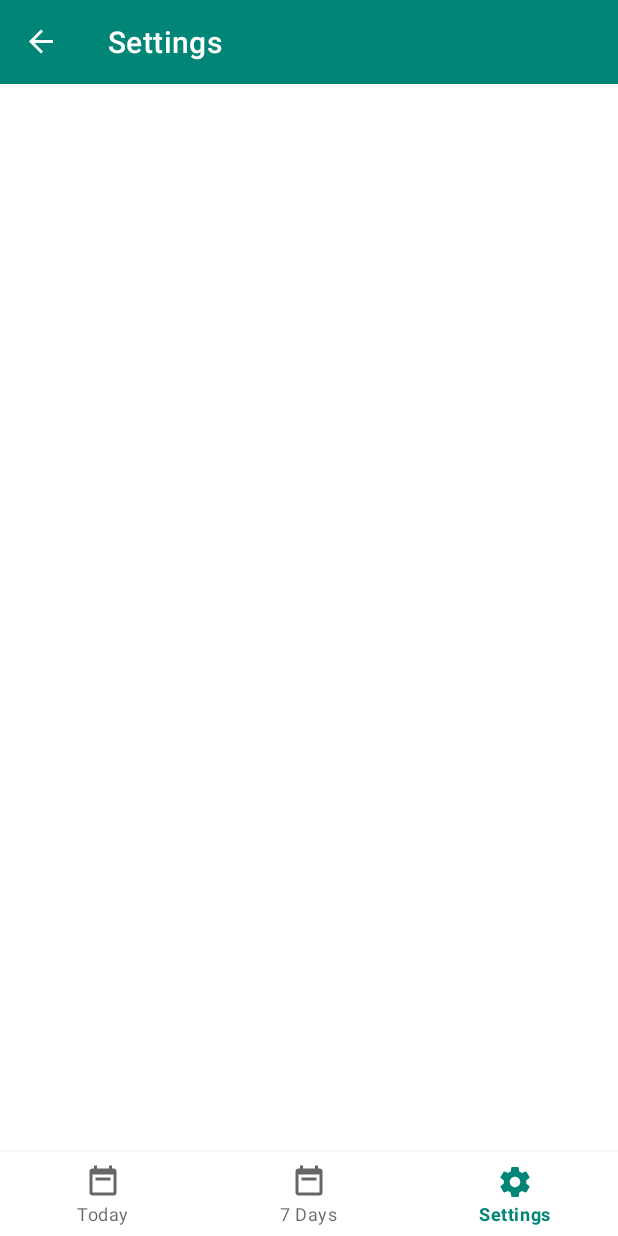
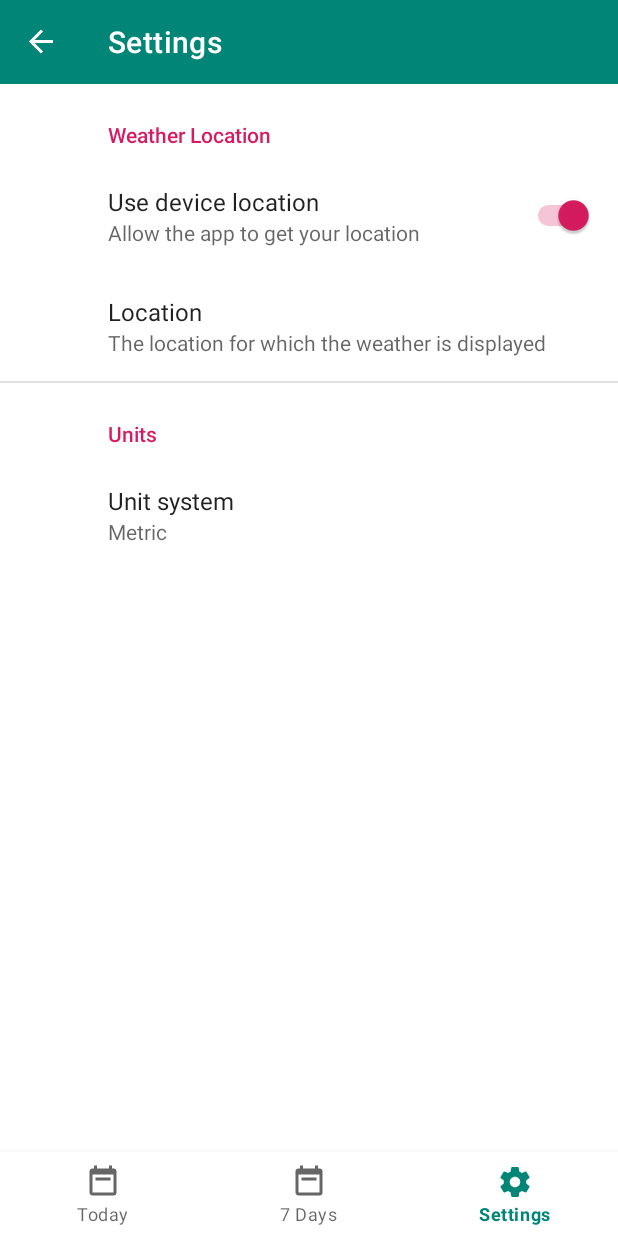
Before and after one commit to OganBelema/ForecastMVVM, an Android app: the screen it shows after launch (MainActivity), item 3 of the bottom bar chosen, on a phone screen of 412 x 824 dp. Run offline under Robolectric (Android 15) with nearby library versions, the phone set to English and light mode, and no system bars; our stand-ins replace androidx.preference, navigation-ui; libraries missing offline, so code that uses them is left out: com.jakewharton.threetenabp, org.kodein.di; pictures from the network do not load; 4 statements that could not run were skipped.

Commit message:
Add Settings for Unit - Create xml value file for preference screen - Add the preferences to the file - Create value file for value and entry string-array - Create helper class to store unit preference in a shared preference - Add preference in settings fragment - set the title of settings fragment toolbar - Refactor current view model and it's factory to use helper unit provider class - Add dependency injection for unit provider class in application class

```diff
--- a/app/src/main/java/com/oganbelema/forecastmvvm/ForecastApplication.kt
+++ b/app/src/main/java/com/oganbelema/forecastmvvm/ForecastApplication.kt
@@ -1,9 +1,12 @@
 package com.oganbelema.forecastmvvm
 
 import android.app.Application
+import android.preference.PreferenceManager
 import com.jakewharton.threetenabp.AndroidThreeTen
 import com.oganbelema.forecastmvvm.data.database.ForecastDatabase
 import com.oganbelema.forecastmvvm.data.network.*
+import com.oganbelema.forecastmvvm.data.provider.UnitProvider
+import com.oganbelema.forecastmvvm.data.provider.UnitProviderImpl
 import com.oganbelema.forecastmvvm.data.repository.ForecastRepository
 import com.oganbelema.forecastmvvm.data.repository.ForecastRepositoryImpl
 import com.oganbelema.forecastmvvm.ui.weather.current.CurrentWeatherViewModelFactory
@@ -26,11 +29,15 @@ class ForecastApplication : Application(), KodeinAware {
         bind() from singleton { ApixuWeatherApiService(instance()) }
         bind<WeatherNetworkDataSource>() with singleton { WeatherNetworkDataSourceImpl(instance()) }
         bind<ForecastRepository>() with singleton { ForecastRepositoryImpl(instance(), instance()) }
-        bind() from provider { CurrentWeatherViewModelFactory(instance()) }
+        bind<UnitProvider>() with singleton { UnitProviderImpl(instance()) }
+        bind() from provider { CurrentWeatherViewModelFactory(instance(), instance()) }
     }
 
     override fun onCreate() {
         super.onCreate()
         AndroidThreeTen.init(this)
+
+        //sets the values for the shared preferences to default but on;y if user has not selected a value
+        PreferenceManager.setDefaultValues(this, R.xml.preferences, false)
     }
 }
--- /dev/null
+++ b/app/src/main/java/com/oganbelema/forecastmvvm/data/provider/UnitProvider.kt
@@ -0,0 +1,7 @@
+package com.oganbelema.forecastmvvm.data.provider
+
+import com.oganbelema.forecastmvvm.internal.UnitSystem
+
+interface UnitProvider {
+    fun getUnitSystem(): UnitSystem
+}
--- /dev/null
+++ b/app/src/main/java/com/oganbelema/forecastmvvm/data/provider/UnitProviderImpl.kt
@@ -0,0 +1,21 @@
+package com.oganbelema.forecastmvvm.data.provider
+
+import android.content.Context
+import android.content.SharedPreferences
+import android.preference.PreferenceManager
+import com.oganbelema.forecastmvvm.internal.UnitSystem
+
+const val UNIT_SYSTEM = "UNIT_SYSTEM"
+
+class UnitProviderImpl(context: Context) : UnitProvider {
+
+    private val appContext = context.applicationContext
+
+    private val preferences: SharedPreferences
+    get() = PreferenceManager.getDefaultSharedPreferences(appContext)
+
+    override fun getUnitSystem(): UnitSystem {
+        val selectedName = preferences.getString(UNIT_SYSTEM, UnitSystem.METRIC.name)
+        return UnitSystem.valueOf(selectedName!!)
+    }
+}
--- a/app/src/main/java/com/oganbelema/forecastmvvm/ui/settings/SettingsFragment.kt
+++ b/app/src/main/java/com/oganbelema/forecastmvvm/ui/settings/SettingsFragment.kt
@@ -1,11 +1,20 @@
 package com.oganbelema.forecastmvvm.ui.settings
 
 import android.os.Bundle
+import androidx.appcompat.app.AppCompatActivity
 import androidx.preference.PreferenceFragmentCompat
+import com.oganbelema.forecastmvvm.R
 
 class SettingsFragment: PreferenceFragmentCompat() {
 
     override fun onCreatePreferences(savedInstanceState: Bundle?, rootKey: String?) {
+        addPreferencesFromResource(R.xml.preferences)
+    }
 
+
+    override fun onActivityCreated(savedInstanceState: Bundle?) {
+        super.onActivityCreated(savedInstanceState)
+        (activity as? AppCompatActivity)?.supportActionBar?.title = "Settings"
+        (activity as? AppCompatActivity)?.supportActionBar?.subtitle = null
     }
 }
--- a/app/src/main/java/com/oganbelema/forecastmvvm/ui/weather/current/CurrentWeatherViewModel.kt
+++ b/app/src/main/java/com/oganbelema/forecastmvvm/ui/weather/current/CurrentWeatherViewModel.kt
@@ -1,14 +1,16 @@
 package com.oganbelema.forecastmvvm.ui.weather.current
 
 import androidx.lifecycle.ViewModel
+import com.oganbelema.forecastmvvm.data.provider.UnitProvider
 import com.oganbelema.forecastmvvm.data.repository.ForecastRepository
 import com.oganbelema.forecastmvvm.internal.UnitSystem
 import com.oganbelema.forecastmvvm.internal.lazyDeferred
 
 class CurrentWeatherViewModel(
-    private val forecastRepository: ForecastRepository
+    private val forecastRepository: ForecastRepository,
+    unitProvider: UnitProvider
 ) : ViewModel() {
-    private val unitSystem = UnitSystem.METRIC //get fron settings later
+    private val unitSystem = unitProvider.getUnitSystem()
 
     val isMetric: Boolean
         get() = unitSystem == UnitSystem.METRIC
--- a/app/src/main/java/com/oganbelema/forecastmvvm/ui/weather/current/CurrentWeatherViewModelFactory.kt
+++ b/app/src/main/java/com/oganbelema/forecastmvvm/ui/weather/current/CurrentWeatherViewModelFactory.kt
@@ -2,14 +2,16 @@ package com.oganbelema.forecastmvvm.ui.weather.current
 
 import androidx.lifecycle.ViewModel
 import androidx.lifecycle.ViewModelProvider
+import com.oganbelema.forecastmvvm.data.provider.UnitProvider
 import com.oganbelema.forecastmvvm.data.repository.ForecastRepository
 
 class CurrentWeatherViewModelFactory(
-    private val forecastRepository: ForecastRepository
+    private val forecastRepository: ForecastRepository,
+    private val unitProvider: UnitProvider
 ): ViewModelProvider.Factory {
 
     @Suppress("UNCHECKED_CAST")
     override fun <T : ViewModel?> create(modelClass: Class<T>): T {
-        return CurrentWeatherViewModel(forecastRepository) as T
+        return CurrentWeatherViewModel(forecastRepository, unitProvider) as T
     }
 }
--- /dev/null
+++ b/app/src/main/res/values/arrays.xml
@@ -0,0 +1,12 @@
+<?xml version="1.0" encoding="utf-8"?>
+<resources>
+    <string-array name="unitSystemValues">
+        <item>METRIC</item>
+        <item>IMPERIAL</item>
+    </string-array>
+
+    <string-array name="unitSystemEntries">
+        <item>Metric</item>
+        <item>Imperial</item>
+    </string-array>
+</resources>
--- /dev/null
+++ b/app/src/main/res/xml/preferences.xml
@@ -0,0 +1,27 @@
+<?xml version="1.0" encoding="utf-8"?>
+<PreferenceScreen xmlns:android="http://schemas.android.com/apk/res/android">
+    <PreferenceCategory android:title="Weather Location">
+        <SwitchPreference
+            android:key="USE_DEVICE_LOCATION"
+            android:title="Use device location"
+            android:summary="Allow the app to get your location"
+            android:defaultValue="true"
+            android:disableDependentsState="true"/>
+
+        <EditTextPreference
+            android:key="CUSTOM_LOCATION"
+            android:title="Location"
+            android:summary="The location for which the weather is displayed"
+            android:defaultValue="Los Angeles"
+            android:dependency="USE_DEVICE_LOCATION"/>
+    </PreferenceCategory>
+
+    <PreferenceCategory android:title="Units">
+        <ListPreference android:key="UNIT_SYSTEM"
+            android:title="Unit system"
+            android:summary="%s"
+            android:defaultValue="METRIC"
+            android:entries="@array/unitSystemEntries"
+            android:entryValues="@array/unitSystemValues"/>
+    </PreferenceCategory>
+</PreferenceScreen>
```
